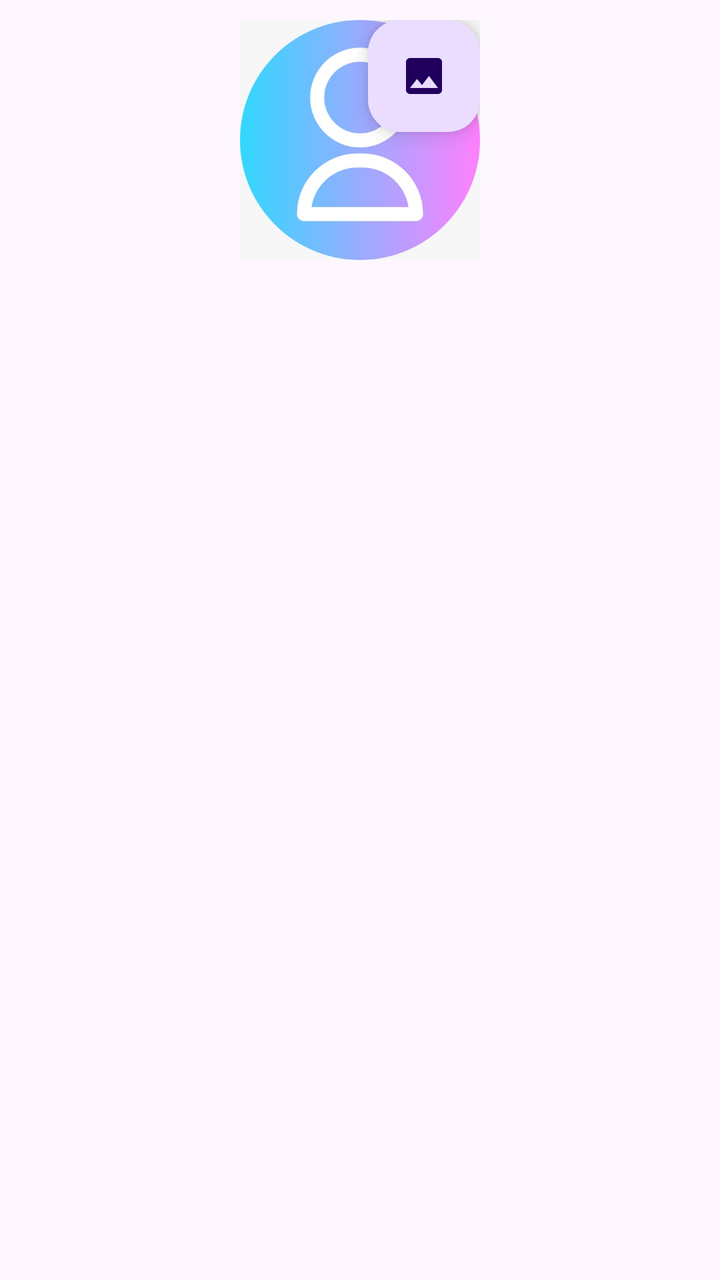
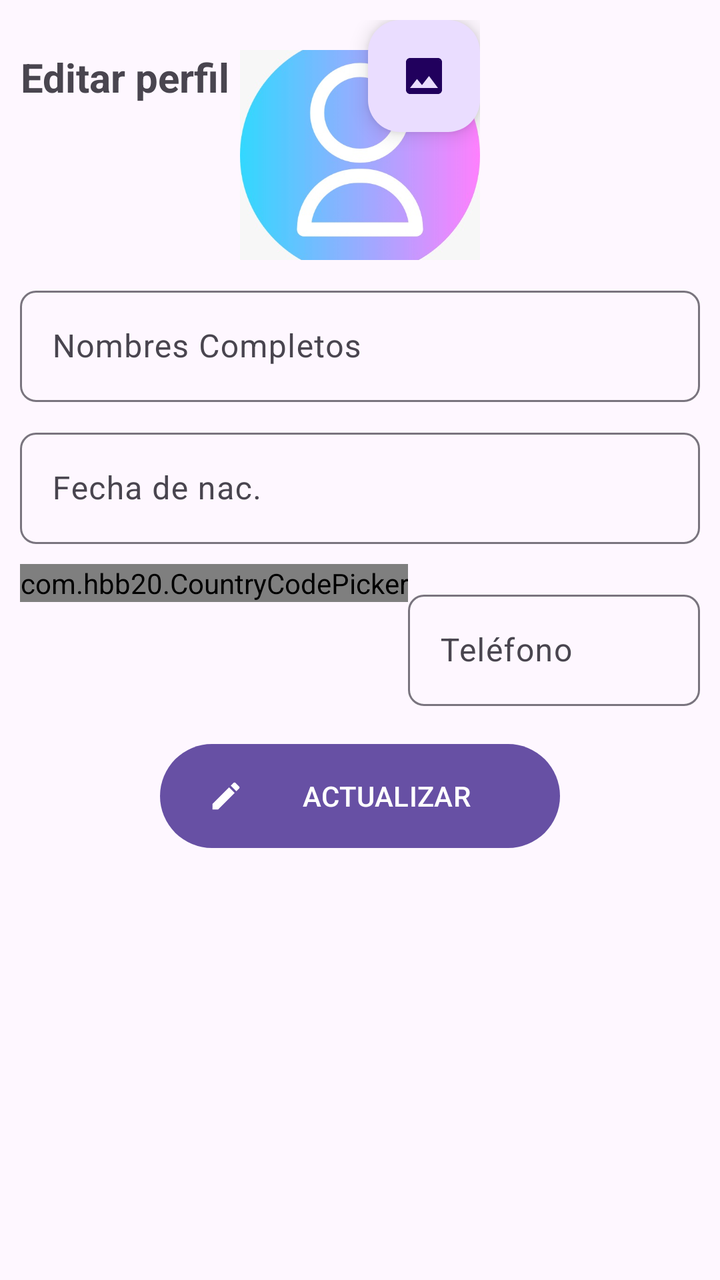

An Android layout rendered at two revisions. The XML below is the earlier revision; the diff shows what the commit changed to produce the second picture.
<!-- AndroidManifest.xml: application theme Theme.AppCompraYVenta -->
<!-- res/layout/activity_editar_perfil.xml -->
<?xml version="1.0" encoding="utf-8"?>
<RelativeLayout xmlns:android="http://schemas.android.com/apk/res/android"
    xmlns:app="http://schemas.android.com/apk/res-auto"
    xmlns:tools="http://schemas.android.com/tools"
    android:id="@+id/main"
    android:layout_width="match_parent"
    android:layout_height="match_parent"
    android:padding="10dp"
    tools:context=".EditarPerfil">

    <RelativeLayout
        android:layout_width="match_parent"
        android:layout_height="wrap_content">


        <RelativeLayout
            android:id="@+id/perfilRL"
            android:layout_centerHorizontal="true"

            android:layout_width="120dp"
            android:layout_height="120dp">

            <ImageView
                android:id="@+id/perfilIV"
                android:src="@drawable/perfil"
                android:scaleType="centerCrop"
                android:layout_width="120dp"
                android:layout_height="120dp"
                />

            <com.google.android.material.floatingactionbutton.FloatingActionButton
                android:id="@+id/FABCambiarImg"
                android:layout_alignParentEnd="true"
                app:fabSize="mini"
                android:src="@drawable/ic_selec_imagen"
                android:layout_width="wrap_content"
                android:layout_height="wrap_content"
                />


        </RelativeLayout>

    </RelativeLayout>



</RelativeLayout>
<!-- resources referenced by this layout -->
<resources>
  <!-- drawable ic_selec_imagen (drawable) -->
  <vector xmlns:android="http://schemas.android.com/apk/res/android" android:height="24dp" android:tint="#000000" android:viewportHeight="24" android:viewportWidth="24" android:width="24dp">
        
      <path android:fillColor="@android:color/white" android:pathData="M21,19V5c0,-1.1 -0.9,-2 -2,-2H5c-1.1,0 -2,0.9 -2,2v14c0,1.1 0.9,2 2,2h14c1.1,0 2,-0.9 2,-2zM8.5,13.5l2.5,3.01L14.5,12l4.5,6H5l3.5,-4.5z"/>
      
  </vector>
  <!-- drawable perfil: jpeg bitmap (drawable, 24429 bytes) -->
  <style name="Theme.AppCompraYVenta" parent="Base.Theme.AppCompraYVenta" />
  <style name="Base.Theme.AppCompraYVenta" parent="Theme.Material3.DayNight.NoActionBar">
          
          
      </style>
</resources>

<!-- the commit's change to res/layout/activity_editar_perfil.xml (unified diff, before → after) -->
@@ -13,6 +13,18 @@
         android:layout_height="wrap_content">
 
 
+        <TextView
+            android:id="@+id/Txt_editar_p"
+            android:text="@string/Txt_editar_perfil"
+            android:layout_width="wrap_content"
+            android:layout_height="wrap_content"
+            android:gravity="center"
+            android:textSize="20sp"
+            android:textStyle="bold"
+            android:layout_marginTop="15dp"
+            />
+
+        
         <RelativeLayout
             android:id="@+id/perfilRL"
             android:layout_centerHorizontal="true"
@@ -23,10 +35,12 @@
             <ImageView
                 android:id="@+id/perfilIV"
                 android:src="@drawable/perfil"
+                android:layout_below="@+id/Txt_editar_p"
+                android:layout_marginTop="15dp"
                 android:scaleType="centerCrop"
                 android:layout_width="120dp"
                 android:layout_height="120dp"
-                />
+                tools:ignore="NotSibling" />
 
             <com.google.android.material.floatingactionbutton.FloatingActionButton
                 android:id="@+id/FABCambiarImg"
@@ -38,7 +52,104 @@
                 />
 
 
+
         </RelativeLayout>
+
+        
+        <com.google.android.material.textfield.TextInputLayout
+            android:id="@+id/TILNombres"
+            android:layout_width="match_parent"
+            android:layout_height="wrap_content"
+            android:layout_below="@id/perfilRL"
+            android:layout_marginTop="10dp"
+            app:boxCornerRadiusTopStart="8dp"
+            app:boxCornerRadiusTopEnd="8dp"
+            app:boxCornerRadiusBottomEnd="8dp"
+            app:boxCornerRadiusBottomStart="8dp">
+
+            <EditText
+                android:id="@+id/Et_nombres"
+                android:hint="@string/Et_nombres"
+                android:inputType="textPersonName"
+                android:layout_width="match_parent"
+                android:layout_height="wrap_content"
+                />
+
+        </com.google.android.material.textfield.TextInputLayout>
+
+        
+        <com.google.android.material.textfield.TextInputLayout
+            android:id="@+id/TIL_Nac"
+            android:layout_width="match_parent"
+            android:layout_height="wrap_content"
+            android:layout_below="@id/TILNombres"
+            android:layout_marginTop="10dp"
+            app:boxCornerRadiusTopStart="8dp"
+            app:boxCornerRadiusTopEnd="8dp"
+            app:boxCornerRadiusBottomEnd="8dp"
+            app:boxCornerRadiusBottomStart="8dp">
+
+            <EditText
+                android:id="@+id/Et_f_nac"
+                android:hint="@string/Et_fecha_nac"
+                android:layout_width="match_parent"
+                android:layout_height="wrap_content"
+                />
+
+        </com.google.android.material.textfield.TextInputLayout>
+
+
+        
+        <RelativeLayout
+            android:id="@+id/RL_Cod_Tel"
+            android:layout_below="@id/TIL_Nac"
+            android:layout_marginTop="10dp"
+            android:layout_width="match_parent"
+            android:layout_height="wrap_content">
+            <com.hbb20.CountryCodePicker
+                android:id="@+id/selectorCod"
+                android:gravity="center"
+                app:ccp_rememberLastSelection="true"
+                android:layout_width="wrap_content"
+                android:layout_height="wrap_content"/>
+
+
+        <com.google.android.material.textfield.TextInputLayout
+
+            android:layout_width="match_parent"
+            android:layout_height="wrap_content"
+            android:layout_toEndOf="@id/selectorCod"
+            android:layout_marginTop="10dp"
+            app:boxCornerRadiusTopStart="8dp"
+            app:boxCornerRadiusTopEnd="8dp"
+            app:boxCornerRadiusBottomEnd="8dp"
+            app:boxCornerRadiusBottomStart="8dp"
+            tools:ignore="NotSibling">
+
+            <EditText
+                android:id="@+id/Et_telefono"
+                android:hint="@string/Et_telefono"
+                android:inputType="phone"
+                android:layout_width="match_parent"
+                android:layout_height="wrap_content"
+                />
+
+        </com.google.android.material.textfield.TextInputLayout>
+
+        </RelativeLayout>
+
+        <com.google.android.material.button.MaterialButton
+            android:id="@+id/Btn_actualizar"
+            android:text="@string/Btn_actualizar"
+            android:textAllCaps="true"
+            android:layout_centerInParent="true"
+            android:layout_below="@+id/RL_Cod_Tel"
+            android:layout_marginTop="15dp"
+            app:icon="@drawable/baseline_edit_24"
+            android:layout_width="200dp"
+            android:layout_height="@dimen/m_button_height"/>
+
+
 
     </RelativeLayout>
 
<!-- resource entries referenced after the edit -->
@@ -1,5 +1,12 @@
 <!-- resources referenced by this layout -->
 <resources>
+  <dimen name="m_button_height">60dp</dimen>
+  <!-- drawable baseline_edit_24 (drawable) -->
+  <vector xmlns:android="http://schemas.android.com/apk/res/android" android:height="24dp" android:tint="#FFFFFF" android:viewportHeight="24" android:viewportWidth="24" android:width="24dp">
+        
+      <path android:fillColor="@android:color/white" android:pathData="M3,17.25V21h3.75L17.81,9.94l-3.75,-3.75L3,17.25zM20.71,7.04c0.39,-0.39 0.39,-1.02 0,-1.41l-2.34,-2.34c-0.39,-0.39 -1.02,-0.39 -1.41,0l-1.83,1.83 3.75,3.75 1.83,-1.83z"/>
+      
+  </vector>
   <!-- drawable ic_selec_imagen (drawable) -->
   <vector xmlns:android="http://schemas.android.com/apk/res/android" android:height="24dp" android:tint="#000000" android:viewportHeight="24" android:viewportWidth="24" android:width="24dp">
         
@@ -7,6 +14,11 @@
       
   </vector>
   <!-- drawable perfil: jpeg bitmap (drawable, 24429 bytes) -->
+  <string name="Btn_actualizar">Actualizar</string>
+  <string name="Et_fecha_nac">Fecha de nac.</string>
+  <string name="Et_nombres">Nombres Completos</string>
+  <string name="Et_telefono">Teléfono</string>
+  <string name="Txt_editar_perfil">Editar perfil</string>
   <style name="Theme.AppCompraYVenta" parent="Base.Theme.AppCompraYVenta" />
   <style name="Base.Theme.AppCompraYVenta" parent="Theme.Material3.DayNight.NoActionBar">
           
